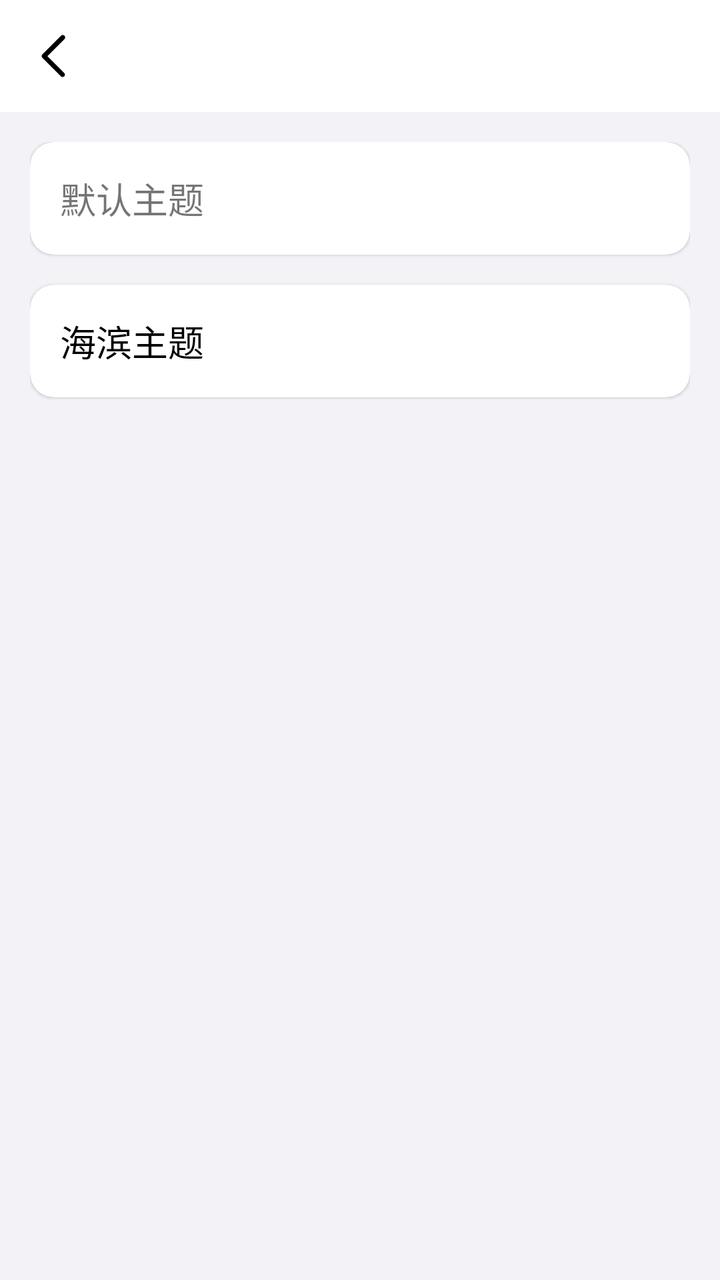
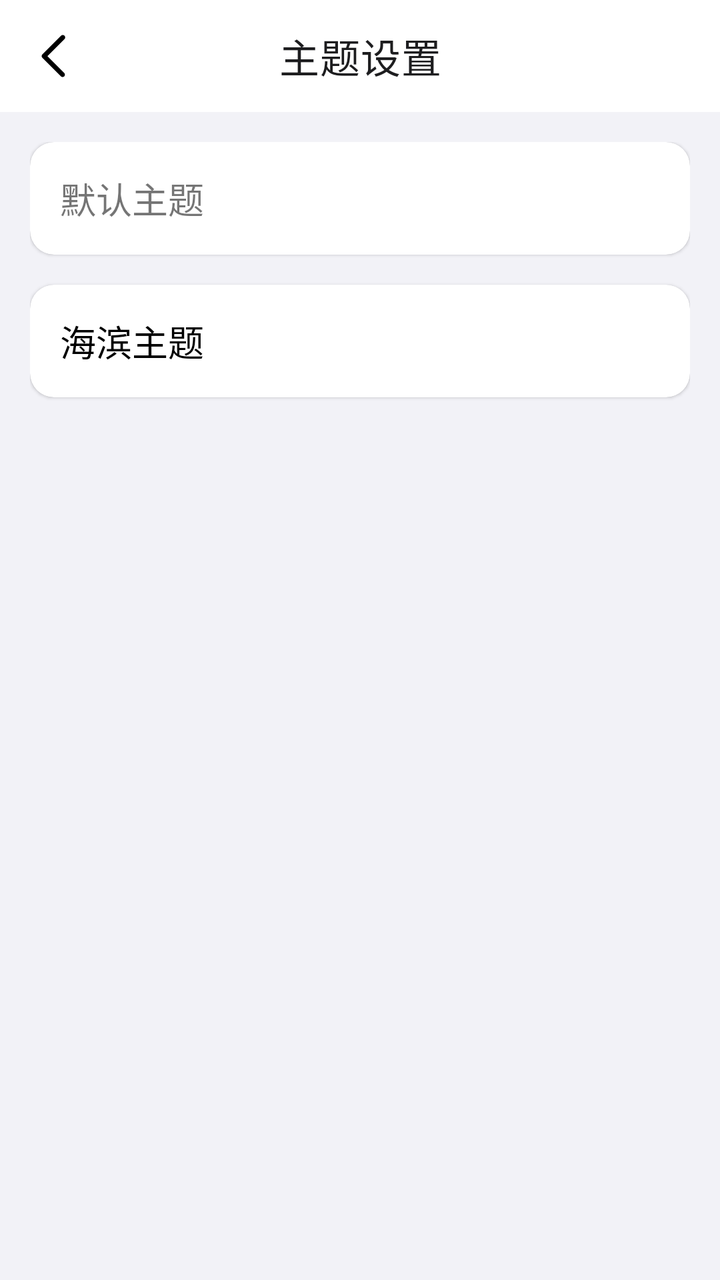

Before-and-after screenshots of an Android layout around one commit, followed by the original layout XML and the change that was made.
<!-- AndroidManifest.xml: application theme Theme.MyApp -->
<!-- res/layout/activity_theme_setting.xml -->
<?xml version="1.0" encoding="utf-8"?>
<LinearLayout xmlns:android="http://schemas.android.com/apk/res/android"
    xmlns:app="http://schemas.android.com/apk/res-auto"
    android:layout_width="match_parent"
    android:layout_height="match_parent"
    android:orientation="vertical"
    android:background="?attr/android:windowBackground">

    
    <androidx.appcompat.widget.Toolbar
        android:id="@+id/toolbar_back"
        android:layout_width="match_parent"
        android:layout_height="56dp"
        android:background="@color/ios_bg"
        app:navigationIcon="@drawable/ic_back_black"
        app:title="主题设置"
        app:titleTextColor="@color/white"/>

    
    <LinearLayout
        android:layout_width="match_parent"
        android:layout_height="0dp"
        android:layout_weight="1"
        android:orientation="vertical"
        android:padding="15dp">

    
    <com.google.android.material.card.MaterialCardView
        android:id="@+id/card_default"
        android:layout_width="match_parent"
        android:layout_height="wrap_content"
        android:layout_marginBottom="15dp">
        <LinearLayout
            android:layout_width="match_parent"
            android:layout_height="wrap_content"
            android:padding="15dp">
            <TextView
                android:layout_width="wrap_content"
                android:layout_height="wrap_content"
                android:text="默认主题"
                android:textSize="18sp"/>
        </LinearLayout>
    </com.google.android.material.card.MaterialCardView>

    
    <com.google.android.material.card.MaterialCardView
        android:id="@+id/card_seaside"
        android:layout_width="match_parent"
        android:layout_height="wrap_content"
        android:layout_marginBottom="15dp">
        <LinearLayout
            android:layout_width="match_parent"
            android:layout_height="wrap_content"
            android:padding="15dp">
            <TextView
                android:layout_width="wrap_content"
                android:layout_height="wrap_content"
                android:text="海滨主题"
                android:textSize="18sp"
                android:textColor="@color/black"/>
        </LinearLayout>
    </com.google.android.material.card.MaterialCardView>
    </LinearLayout>
</LinearLayout>
<!-- resources referenced by this layout -->
<resources>
  <color name="black">#FF000000</color>
  <color name="ios_bg">#FFFFFFFF</color>
  <color name="white">#FFFFFFFF</color>
  <!-- drawable ic_back_black (drawable) -->
  <vector android:height="24dp" android:viewportHeight="1024"
      android:viewportWidth="1024" android:width="24dp" xmlns:android="http://schemas.android.com/apk/res/android">
      <path android:fillColor="#FF000000" android:pathData="M328.6,515.6l364.3,-364.3c20.1,-20 20.1,-52.6 0,-72.6 -20,-20 -52.5,-20 -72.6,0L221,478c-20,20 -20,52.5 0,72.6 1.6,1.6 3.4,2.8 5.1,4.2 0.3,0.3 0.5,0.7 0.8,1l389.9,389.9c19.6,19.6 51.3,19.6 70.9,0s19.6,-51.3 0,-70.9L328.6,515.6z"/>
  </vector>
  <color name="ios_blue">#FF007AFF</color>
  <style name="ThemeOverlay.MyApp.ActionBar.Light" parent="ThemeOverlay.AppCompat.ActionBar">
          <item name="android:windowBackground">@color/ios_bg</item>
          <item name="android:textColorPrimary">@color/ios_text_primary</item>
          <item name="android:textColorSecondary">@color/ios_text_secondary</item>
          <item name="actionBarWidgetTheme">@style/ThemeOverlay.MyApp.ActionBar.Widget</item>
      </style>
  <color name="ios_bg_grouped">#FFF2F2F7</color>
  <style name="ShapeAppearance.iOS.Small" parent="ShapeAppearance.MaterialComponents.SmallComponent">
          <item name="cornerFamily">rounded</item>
          <item name="cornerSize">10dp</item>
      </style>
  <style name="ShapeAppearance.iOS.Medium" parent="ShapeAppearance.MaterialComponents.MediumComponent">
          <item name="cornerFamily">rounded</item>
          <item name="cornerSize">12dp</item>
      </style>
  <style name="ShapeAppearance.iOS.Large" parent="ShapeAppearance.MaterialComponents.LargeComponent">
          <item name="cornerFamily">rounded</item>
          <item name="cornerSize">16dp</item>
      </style>
  <style name="Widget.MyApp.Button.iOS" parent="Widget.MaterialComponents.Button">
          <item name="cornerRadius">10dp</item>
          <item name="backgroundTint">@color/ios_blue</item>
          <item name="android:textColor">@color/white</item>
          <item name="elevation">0dp</item>
          <item name="android:textSize">17sp</item>
          <item name="android:textStyle">bold</item>
          <item name="android:letterSpacing">0.01</item>
      </style>
  <style name="Widget.MyApp.CardView.iOS" parent="Widget.MaterialComponents.CardView">
          <item name="cardBackgroundColor">@color/ios_card_bg</item>
          <item name="cardCornerRadius">12dp</item>
          <item name="cardElevation">1dp</item>
          <item name="strokeWidth">0dp</item>
      </style>
  <color name="ios_tab_bar">#F0F9F9F9</color>
  <color name="ios_text_tertiary">#FFC7C7CC</color>
  <color name="ios_separator">#FFE5E5EA</color>
  <color name="ios_text_primary">#FF1D1D1F</color>
  <color name="ios_text_secondary">#FF8E8E93</color>
  <style name="ThemeOverlay.MyApp.ActionBar.Widget" parent="ThemeOverlay.AppCompat.Light">
          <item name="colorControlNormal">@color/ios_text_primary</item>
      </style>
  <color name="ios_card_bg">#FFFFFFFF</color>
  <!-- unchanged entries left out for length: 1 -->
</resources>

<!-- the commit's change to res/layout/activity_theme_setting.xml (unified diff, before → after) -->
@@ -7,14 +7,15 @@
     android:background="?attr/android:windowBackground">
 
     
-    <androidx.appcompat.widget.Toolbar
+    <com.google.android.material.appbar.MaterialToolbar
         android:id="@+id/toolbar_back"
         android:layout_width="match_parent"
         android:layout_height="56dp"
         android:background="@color/ios_bg"
         app:navigationIcon="@drawable/ic_back_black"
         app:title="主题设置"
-        app:titleTextColor="@color/white"/>
+        app:titleCentered="true"
+        app:titleTextColor="@color/ios_text_primary"/>
 
     
     <LinearLayout
